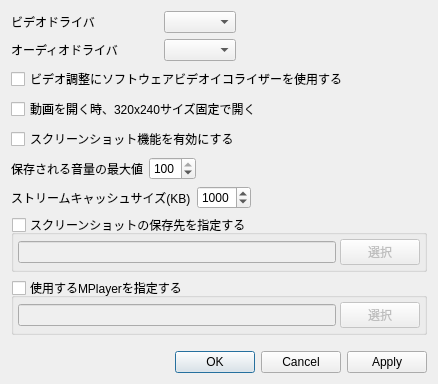
This is src/configdialog.ui in nelkana/PurePlayer_As as Qt 5 draws it before an edit. The edited form follows.
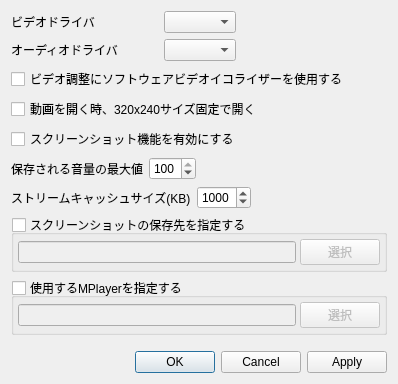
This is the edited form.

Patch:
```diff
--- a/src/configdialog.ui
+++ b/src/configdialog.ui
@@ -6,8 +6,8 @@
    <rect>
     <x>0</x>
     <y>0</y>
-    <width>438</width>
-    <height>382</height>
+    <width>398</width>
+    <height>381</height>
    </rect>
   </property>
   <property name="windowTitle">
@@ -120,7 +120,7 @@
      <property name="sizeHint" stdset="0">
       <size>
        <width>20</width>
-       <height>40</height>
+       <height>2</height>
       </size>
      </property>
     </spacer>
@@ -363,22 +363,6 @@
      </item>
     </layout>
    </item>
-   <item>
-    <spacer name="verticalSpacer">
-     <property name="orientation">
-      <enum>Qt::Vertical</enum>
-     </property>
-     <property name="sizeType">
-      <enum>QSizePolicy::Expanding</enum>
-     </property>
-     <property name="sizeHint" stdset="0">
-      <size>
-       <width>20</width>
-       <height>40</height>
-      </size>
-     </property>
-    </spacer>
-   </item>
    <item>
     <spacer name="verticalSpacer_2">
      <property name="orientation">
```
